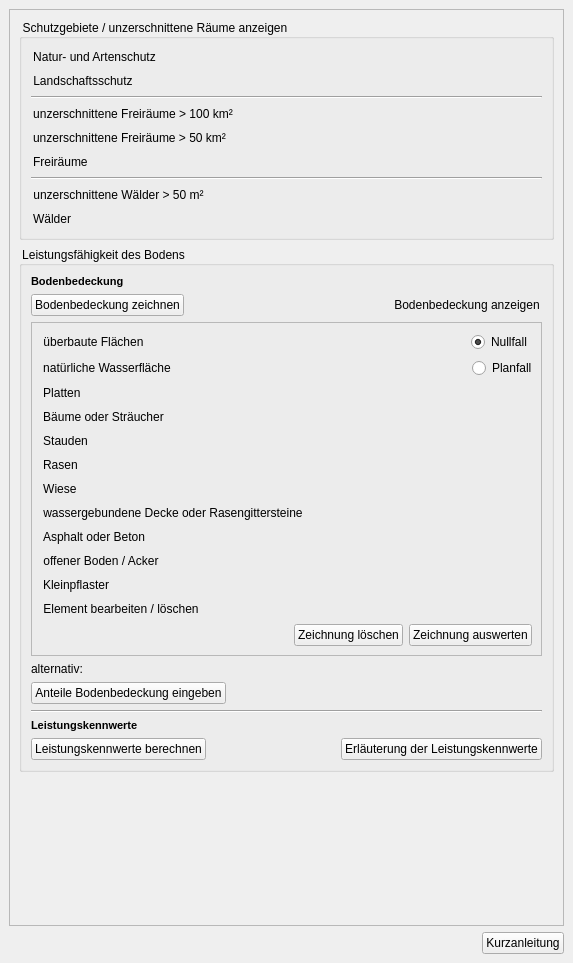
This is projektcheck/ui/ProjektCheck_dockwidget_analysis_04-Oeko.ui in projektcheck/ProjektCheck-QGIS as Qt 5 draws it before an edit. The edited form follows.
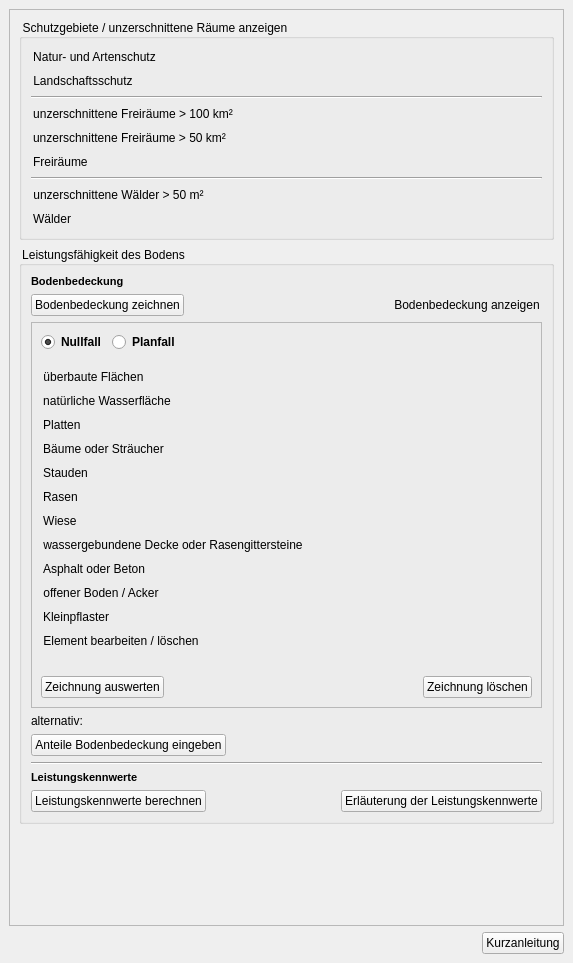
This is the edited form. Icons and pictures are not drawn. Custom widgets are drawn as their Qt base class.

Commit message: ecology - additional layers

```diff
--- a/projektcheck/ui/ProjektCheck_dockwidget_analysis_04-Oeko.ui
+++ b/projektcheck/ui/ProjektCheck_dockwidget_analysis_04-Oeko.ui
@@ -67,8 +67,8 @@
         <rect>
          <x>0</x>
          <y>0</y>
-         <width>559</width>
-         <height>907</height>
+         <width>546</width>
+         <height>929</height>
         </rect>
        </property>
        <layout class="QVBoxLayout" name="verticalLayout_7">
@@ -444,59 +444,7 @@
              </property>
              <layout class="QVBoxLayout" name="verticalLayout_5">
               <item>
-               <layout class="QHBoxLayout" name="horizontalLayout">
-                <property name="topMargin">
-                 <number>0</number>
-                </property>
-                <item>
-                 <widget class="QPushButton" name="pushButton_12">
-                  <property name="sizePolicy">
-                   <sizepolicy hsizetype="Fixed" vsizetype="Fixed">
-                    <horstretch>0</horstretch>
-                    <verstretch>0</verstretch>
-                   </sizepolicy>
-                  </property>
-                  <property name="cursor">
-                   <cursorShape>PointingHandCursor</cursorShape>
-                  </property>
-                  <property name="text">
-                   <string>überbaute Flächen</string>
-                  </property>
-                  <property name="icon">
-                   <iconset>
-                    <normaloff>../../images/iconset_mob/20190619_iconset_mob_sealed_surface_1.png</normaloff>
-                    <normalon>../../images/iconset_mob/20190619_iconset_mob_sealed_surface_2.png</normalon>../../images/iconset_mob/20190619_iconset_mob_sealed_surface_1.png</iconset>
-                  </property>
-                  <property name="iconSize">
-                   <size>
-                    <width>24</width>
-                    <height>24</height>
-                   </size>
-                  </property>
-                  <property name="checkable">
-                   <bool>true</bool>
-                  </property>
-                  <property name="autoExclusive">
-                   <bool>true</bool>
-                  </property>
-                  <property name="flat">
-                   <bool>true</bool>
-                  </property>
-                 </widget>
-                </item>
-                <item>
-                 <spacer name="horizontalSpacer">
-                  <property name="orientation">
-                   <enum>Qt::Horizontal</enum>
-                  </property>
-                  <property name="sizeHint" stdset="0">
-                   <size>
-                    <width>40</width>
-                    <height>20</height>
-                   </size>
-                  </property>
-                 </spacer>
-                </item>
+               <layout class="QHBoxLayout" name="horizontalLayout_7">
                 <item>
                  <widget class="QRadioButton" name="radioButton">
                   <property name="sizePolicy">
@@ -511,6 +459,12 @@
                     <height>0</height>
                    </size>
                   </property>
+                  <property name="font">
+                   <font>
+                    <weight>75</weight>
+                    <bold>true</bold>
+                   </font>
+                  </property>
                   <property name="toolTip">
                    <string>dieses besser als Slider / Switch (???) Kann Christoph machen!</string>
                   </property>
@@ -522,66 +476,10 @@
                   </property>
                  </widget>
                 </item>
-               </layout>
-              </item>
-              <item>
-               <layout class="QHBoxLayout" name="horizontalLayout_2">
-                <property name="topMargin">
-                 <number>0</number>
-                </property>
-                <item>
-                 <widget class="QPushButton" name="pushButton_14">
-                  <property name="sizePolicy">
-                   <sizepolicy hsizetype="Maximum" vsizetype="Fixed">
-                    <horstretch>0</horstretch>
-                    <verstretch>0</verstretch>
-                   </sizepolicy>
-                  </property>
-                  <property name="cursor">
-                   <cursorShape>PointingHandCursor</cursorShape>
-                  </property>
-                  <property name="text">
-                   <string>natürliche Wasserfläche</string>
-                  </property>
-                  <property name="icon">
-                   <iconset>
-                    <normaloff>../../images/iconset_mob/20190619_iconset_mob_water_1.png</normaloff>
-                    <normalon>../../images/iconset_mob/20190619_iconset_mob_water_2.png</normalon>../../images/iconset_mob/20190619_iconset_mob_water_1.png</iconset>
-                  </property>
-                  <property name="iconSize">
-                   <size>
-                    <width>24</width>
-                    <height>24</height>
-                   </size>
-                  </property>
-                  <property name="checkable">
-                   <bool>true</bool>
-                  </property>
-                  <property name="autoExclusive">
-                   <bool>true</bool>
-                  </property>
-                  <property name="flat">
-                   <bool>true</bool>
-                  </property>
-                 </widget>
-                </item>
-                <item>
-                 <spacer name="horizontalSpacer_2">
-                  <property name="orientation">
-                   <enum>Qt::Horizontal</enum>
-                  </property>
-                  <property name="sizeHint" stdset="0">
-                   <size>
-                    <width>40</width>
-                    <height>20</height>
-                   </size>
-                  </property>
-                 </spacer>
-                </item>
                 <item>
                  <widget class="QRadioButton" name="radioButton_2">
                   <property name="sizePolicy">
-                   <sizepolicy hsizetype="Minimum" vsizetype="Fixed">
+                   <sizepolicy hsizetype="Fixed" vsizetype="Minimum">
                     <horstretch>0</horstretch>
                     <verstretch>0</verstretch>
                    </sizepolicy>
@@ -594,10 +492,16 @@
                   </property>
                   <property name="maximumSize">
                    <size>
-                    <width>60</width>
+                    <width>16777215</width>
                     <height>16777215</height>
                    </size>
                   </property>
+                  <property name="font">
+                   <font>
+                    <weight>75</weight>
+                    <bold>true</bold>
+                   </font>
+                  </property>
                   <property name="toolTip">
                    <string>dieses besser als Slider / Switch (???) Kann Christoph machen!</string>
                   </property>
@@ -606,8 +510,109 @@
                   </property>
                  </widget>
                 </item>
+                <item>
+                 <spacer name="horizontalSpacer_8">
+                  <property name="orientation">
+                   <enum>Qt::Horizontal</enum>
+                  </property>
+                  <property name="sizeHint" stdset="0">
+                   <size>
+                    <width>40</width>
+                    <height>20</height>
+                   </size>
+                  </property>
+                 </spacer>
+                </item>
                </layout>
               </item>
+              <item>
+               <spacer name="verticalSpacer">
+                <property name="orientation">
+                 <enum>Qt::Vertical</enum>
+                </property>
+                <property name="sizeType">
+                 <enum>QSizePolicy::Fixed</enum>
+                </property>
+                <property name="sizeHint" stdset="0">
+                 <size>
+                  <width>20</width>
+                  <height>10</height>
+                 </size>
+                </property>
+               </spacer>
+              </item>
+              <item>
+               <widget class="QPushButton" name="pushButton_12">
+                <property name="sizePolicy">
+                 <sizepolicy hsizetype="Fixed" vsizetype="Fixed">
+                  <horstretch>0</horstretch>
+                  <verstretch>0</verstretch>
+                 </sizepolicy>
+                </property>
+                <property name="cursor">
+                 <cursorShape>PointingHandCursor</cursorShape>
+                </property>
+                <property name="text">
+                 <string>überbaute Flächen</string>
+                </property>
+                <property name="icon">
+                 <iconset>
+                  <normaloff>../../images/iconset_mob/20190619_iconset_mob_sealed_surface_1.png</normaloff>
+                  <normalon>../../images/iconset_mob/20190619_iconset_mob_sealed_surface_2.png</normalon>../../images/iconset_mob/20190619_iconset_mob_sealed_surface_1.png</iconset>
+                </property>
+                <property name="iconSize">
+                 <size>
+                  <width>24</width>
+                  <height>24</height>
+                 </size>
+                </property>
+                <property name="checkable">
+                 <bool>true</bool>
+                </property>
+                <property name="autoExclusive">
+                 <bool>true</bool>
+                </property>
+                <property name="flat">
+                 <bool>true</bool>
+                </property>
+               </widget>
+              </item>
+              <item>
+               <widget class="QPushButton" name="pushButton_14">
+                <property name="sizePolicy">
+                 <sizepolicy hsizetype="Maximum" vsizetype="Fixed">
+                  <horstretch>0</horstretch>
+                  <verstretch>0</verstretch>
+                 </sizepolicy>
+                </property>
+                <property name="cursor">
+                 <cursorShape>PointingHandCursor</cursorShape>
+                </property>
+                <property name="text">
+                 <string>natürliche Wasserfläche</string>
+                </property>
+                <property name="icon">
+                 <iconset>
+                  <normaloff>../../images/iconset_mob/20190619_iconset_mob_water_1.png</normaloff>
+                  <normalon>../../images/iconset_mob/20190619_iconset_mob_water_2.png</normalon>../../images/iconset_mob/20190619_iconset_mob_water_1.png</iconset>
+                </property>
+                <property name="iconSize">
+                 <size>
+                  <width>24</width>
+                  <height>24</height>
+                 </size>
+                </property>
+                <property name="checkable">
+                 <bool>true</bool>
+                </property>
+                <property name="autoExclusive">
+                 <bool>true</bool>
+                </property>
+                <property name="flat">
+                 <bool>true</bool>
+                </property>
+               </widget>
+              </item>
               <item>
                <widget class="QPushButton" name="pushButton_15">
                 <property name="sizePolicy">
@@ -968,11 +973,53 @@
                 </property>
                </widget>
               </item>
+              <item>
+               <spacer name="horizontalSpacer_7">
+                <property name="orientation">
+                 <enum>Qt::Horizontal</enum>
+                </property>
+                <property name="sizeHint" stdset="0">
+                 <size>
+                  <width>40</width>
+                  <height>20</height>
+                 </size>
+                </property>
+               </spacer>
+              </item>
               <item>
                <layout class="QHBoxLayout" name="horizontalLayout_4">
                 <property name="topMargin">
                  <number>0</number>
                 </property>
+                <item>
+                 <widget class="QPushButton" name="pushButton_26">
+                  <property name="sizePolicy">
+                   <sizepolicy hsizetype="Fixed" vsizetype="Fixed">
+                    <horstretch>0</horstretch>
+                    <verstretch>0</verstretch>
+                   </sizepolicy>
+                  </property>
+                  <property name="cursor">
+                   <cursorShape>PointingHandCursor</cursorShape>
+                  </property>
+                  <property name="layoutDirection">
+                   <enum>Qt::LeftToRight</enum>
+                  </property>
+                  <property name="text">
+                   <string>Zeichnung auswerten</string>
+                  </property>
+                  <property name="icon">
+                   <iconset>
+                    <normaloff>../../images/iconset_mob/20190619_iconset_mob_calculate_1.png</normaloff>../../images/iconset_mob/20190619_iconset_mob_calculate_1.png</iconset>
+                  </property>
+                  <property name="iconSize">
+                   <size>
+                    <width>16</width>
+                    <height>16</height>
+                   </size>
+                  </property>
+                 </widget>
+                </item>
                 <item>
                  <spacer name="horizontalSpacer_4">
                   <property name="orientation">
@@ -1004,29 +1051,6 @@
                    <iconset>
                     <normaloff>../../images/iconset_mob/20190619_iconset_mob_delete_1.png</normaloff>../../images/iconset_mob/20190619_iconset_mob_delete_1.png</iconset>
                   </property>
-                 </widget>
-                </item>
-                <item>
-                 <widget class="QPushButton" name="pushButton_26">
-                  <property name="sizePolicy">
-                   <sizepolicy hsizetype="Fixed" vsizetype="Fixed">
-                    <horstretch>0</horstretch>
-                    <verstretch>0</verstretch>
-                   </sizepolicy>
-                  </property>
-                  <property name="cursor">
-                   <cursorShape>PointingHandCursor</cursorShape>
-                  </property>
-                  <property name="layoutDirection">
-                   <enum>Qt::LeftToRight</enum>
-                  </property>
-                  <property name="text">
-                   <string>Zeichnung auswerten</string>
-                  </property>
-                  <property name="icon">
-                   <iconset>
-                    <normaloff>../../images/iconset_mob/20190619_iconset_mob_calculate_1.png</normaloff>../../images/iconset_mob/20190619_iconset_mob_calculate_1.png</iconset>
-                  </property>
                   <property name="iconSize">
                    <size>
                     <width>16</width>
@@ -1062,6 +1086,12 @@
               <iconset>
                <normaloff>../../images/iconset_mob/20190619_iconset_mob_specify_2.png</normaloff>../../images/iconset_mob/20190619_iconset_mob_specify_2.png</iconset>
              </property>
+             <property name="iconSize">
+              <size>
+               <width>16</width>
+               <height>16</height>
+              </size>
+             </property>
             </widget>
            </item>
            <item>
@@ -1108,6 +1138,12 @@
                 <iconset>
                  <normaloff>../../images/iconset_mob/20190619_iconset_mob_calculate_statistics_1.png</normaloff>../../images/iconset_mob/20190619_iconset_mob_calculate_statistics_1.png</iconset>
                </property>
+               <property name="iconSize">
+                <size>
+                 <width>16</width>
+                 <height>16</height>
+                </size>
+               </property>
               </widget>
              </item>
              <item>
@@ -1138,6 +1174,12 @@
                 <iconset>
                  <normaloff>../../images/iconset_mob/20190619_iconset_mob_info_2.png</normaloff>../../images/iconset_mob/20190619_iconset_mob_info_2.png</iconset>
                </property>
+               <property name="iconSize">
+                <size>
+                 <width>16</width>
+                 <height>16</height>
+                </size>
+               </property>
               </widget>
              </item>
             </layout>
```
Left out of the diff: 28 changed lines with no effect on the pictures. The commit also changes 1 other file.
